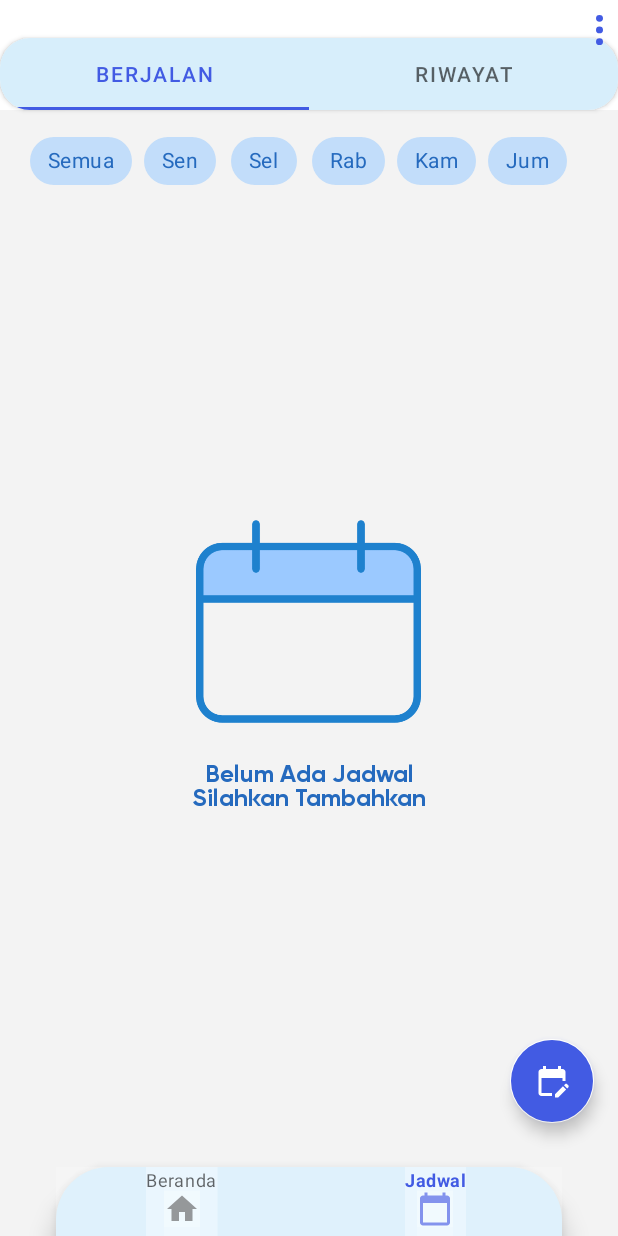
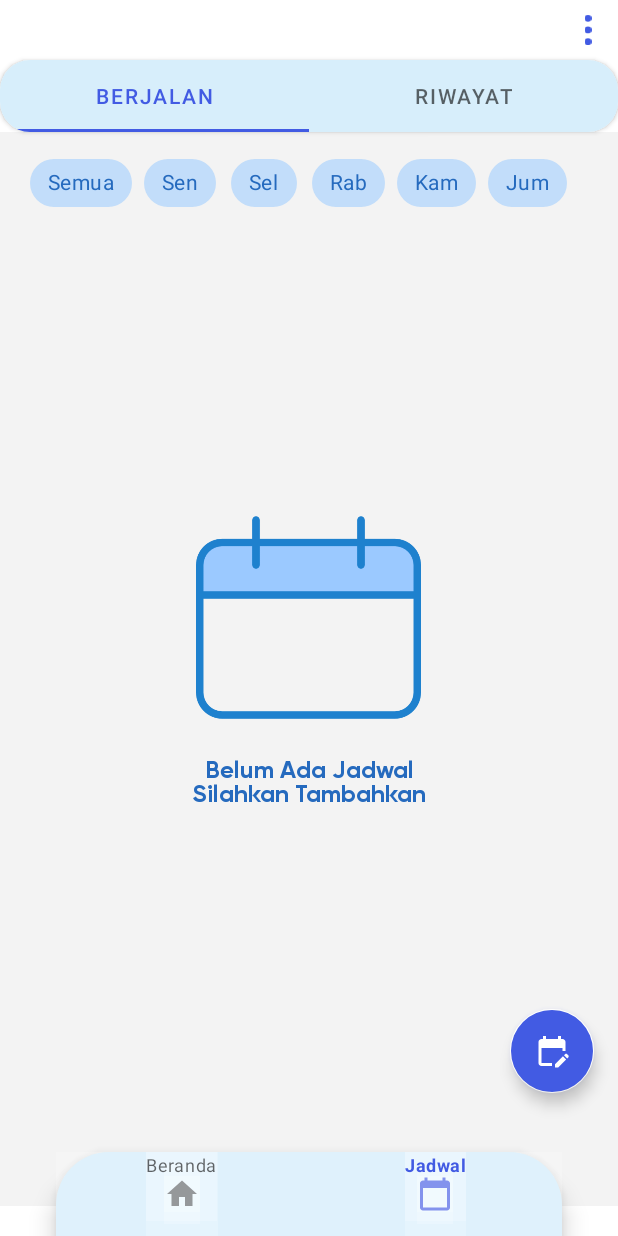
Before and after one commit to rezhajamil/aplikasi-pengelola-jadwal, an Android app: the MainActivity screen opened directly, with no data from a screen before it, item 2 of the bottom bar chosen, on a phone screen of 412 x 824 dp. Run offline under Robolectric (Android 15) with nearby library versions, the phone set to English and light mode, and no system bars.

Commit message:
Commit Kesembilan - Fixing Bug and UI

```diff
--- a/app/src/main/java/com/example/pengingatjadwal/Activity/MainActivity.kt
+++ b/app/src/main/java/com/example/pengingatjadwal/Activity/MainActivity.kt
@@ -62,7 +62,6 @@ class MainActivity : AppCompatActivity(), NavigationBarView.OnItemSelectedListen
     }
 
     //Fungsi PopUp Menu
-    @RequiresApi(Build.VERSION_CODES.Q)
     fun showPopUp(v : View) {
         val popup = PopupMenu(this, v)
         popup.inflate(R.menu.menu_pop_menu)
@@ -79,7 +78,9 @@ class MainActivity : AppCompatActivity(), NavigationBarView.OnItemSelectedListen
             }
             true
         }
-        popup.setForceShowIcon(true)
+        if (Build.VERSION.SDK_INT >= Build.VERSION_CODES.Q) {
+            popup.setForceShowIcon(true)
+        }
         popup.show()
     }
 }
--- a/app/src/main/java/com/example/pengingatjadwal/Alarm/AlarmReceiver.kt
+++ b/app/src/main/java/com/example/pengingatjadwal/Alarm/AlarmReceiver.kt
@@ -22,7 +22,7 @@ class AlarmReceiver: BroadcastReceiver() {
         val pendingIntent = PendingIntent.getActivity(context, 0, i, 0)
 
         val builder = NotificationCompat.Builder(context!!, "ChannelPengingatJadwalMengajar")
-            .setSmallIcon(R.drawable.ic_kelas)
+            .setSmallIcon(R.drawable.ic_logo)
             .setContentTitle("Persiapan Mengajar")
             .setContentText("Anda memiliki jadwal mengajar hari ini, tekan disini untuk melihatnya")
             .setAutoCancel(true)
--- a/app/src/main/java/com/example/pengingatjadwal/Fragment/Jadwal/FragmentBerlangsung.kt
+++ b/app/src/main/java/com/example/pengingatjadwal/Fragment/Jadwal/FragmentBerlangsung.kt
@@ -110,6 +110,7 @@ class FragmentBerlangsung: Fragment(), RecSemuaJadwalItem, com.wdullaer.material
         chipSemua.setOnClickListener {
             listJadwal = dbHelper.getAllSchedule()
             setRecData()
+            checkEmptySchedule()
         }
 
         chipSenin.setOnClickListener { scheduleMonday() }
@@ -518,6 +519,7 @@ class FragmentBerlangsung: Fragment(), RecSemuaJadwalItem, com.wdullaer.material
         dbHelper.deleteSchedule(id)
         setRecData()
         checkEmptySchedule()
+        alarmHelper.cancelAlarm(0, requireActivity())
     }
 
     //Fungsi Perbarui Data (sumber: Interface)
--- a/app/src/main/res/layout/activity_main.xml
+++ b/app/src/main/res/layout/activity_main.xml
@@ -8,12 +8,12 @@
     tools:context=".Activity.MainActivity">
 
     <FrameLayout
+        android:layout_marginBottom="20dp"
         android:id="@+id/fragment_container"
         android:layout_width="match_parent"
         android:layout_height="match_parent" />
 
     <com.google.android.material.bottomnavigation.BottomNavigationView
-        android:layout_marginBottom="-10dp"
         android:id="@+id/bot_nav_main"
         android:layout_width="wrap_content"
         android:layout_height="wrap_content"
@@ -28,8 +28,8 @@
 
     <ImageView
         android:id="@+id/iv_pop_up_menu"
-        android:layout_width="wrap_content"
-        android:layout_height="wrap_content"
+        android:layout_width="20dp"
+        android:layout_height="20dp"
         android:layout_alignParentTop="true"
         android:layout_alignParentRight="true"
         android:layout_margin="10dp"
--- a/app/src/main/res/layout/fragment_jadwal.xml
+++ b/app/src/main/res/layout/fragment_jadwal.xml
@@ -5,7 +5,7 @@
     xmlns:app="http://schemas.android.com/apk/res-auto">
 
     <androidx.cardview.widget.CardView
-        android:layout_marginTop="25dp"
+        android:layout_marginTop="40dp"
         android:id="@+id/cv_tab_jadwal"
         android:layout_width="match_parent"
         android:layout_height="wrap_content"
```
Also changed, not shown: app/src/main/java/com/example/pengingatjadwal/Alarm/AlarmHelper.kt (+9 -1 lines).
